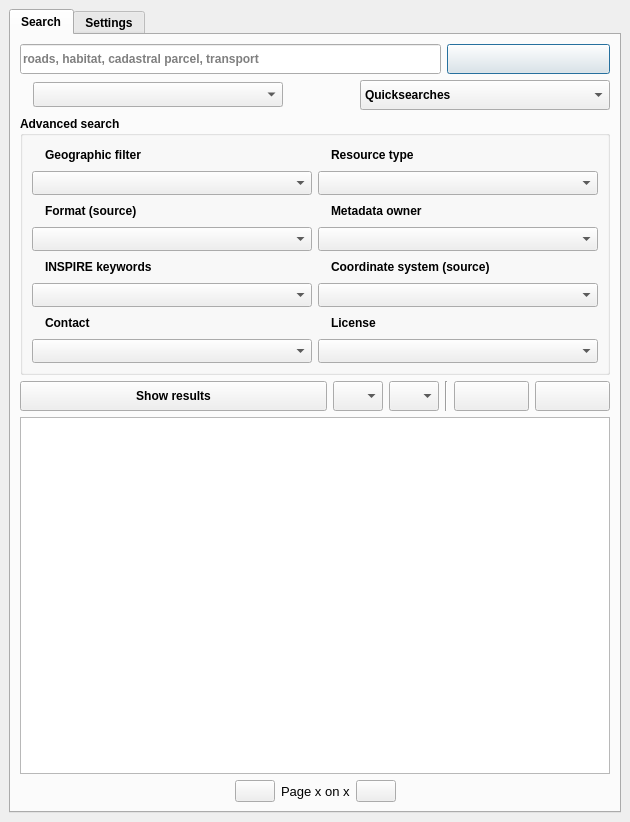
First picture: the form in ui/isogeo_dockwidget_base.ui, repository isogeo/isogeo-plugin-qgis, before the edit.
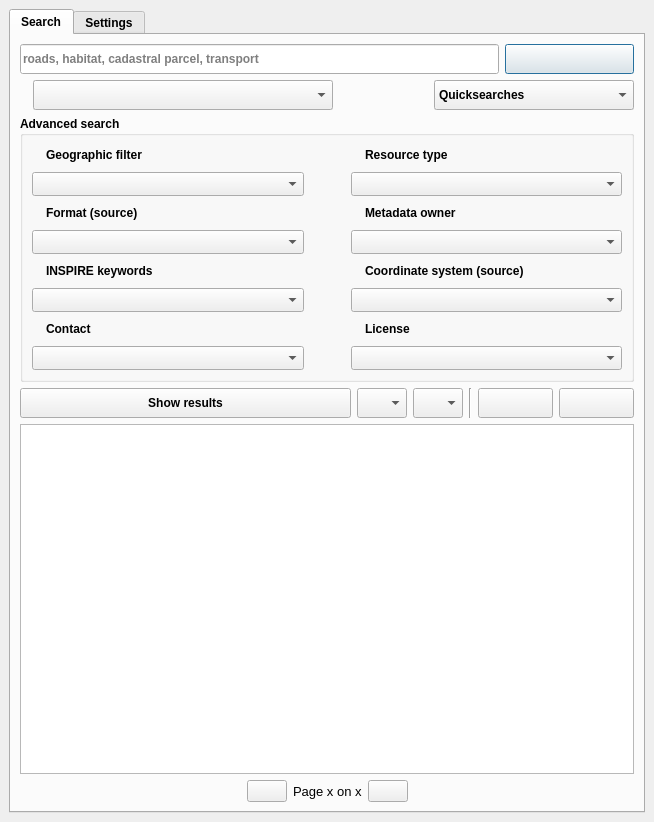
Second picture: the form after the edit. Icons and pictures are not drawn. Custom widgets are drawn as their Qt base class.

Commit message:
Tweak UI "Search" tab
- reorganize "Advanced Search" widgets
- increase keywords CheckableCombobox width
- decrease quicksearches Combobox width
- remove bolt icon from quicksearches Combobox' first item
- add bolt icon next to quicksearches Combobox

Patch:
```diff
--- a/ui/isogeo_dockwidget_base.ui
+++ b/ui/isogeo_dockwidget_base.ui
@@ -6,13 +6,13 @@
    <rect>
     <x>0</x>
     <y>0</y>
-    <width>630</width>
+    <width>654</width>
     <height>822</height>
    </rect>
   </property>
   <property name="minimumSize">
    <size>
-    <width>630</width>
+    <width>654</width>
     <height>759</height>
    </size>
   </property>
@@ -251,18 +251,43 @@
         </item>
         <item row="0" column="0">
          <layout class="QGridLayout" name="lyt_search">
-          <item row="1" column="3" colspan="3">
+          <item row="0" column="0" colspan="5">
+           <widget class="QLineEdit" name="txt_input">
+            <property name="minimumSize">
+             <size>
+              <width>200</width>
+              <height>30</height>
+             </size>
+            </property>
+            <property name="toolTip">
+             <string>Enter your search terms</string>
+            </property>
+            <property name="autoFillBackground">
+             <bool>true</bool>
+            </property>
+            <property name="inputMask">
+             <string/>
+            </property>
+            <property name="text">
+             <string/>
+            </property>
+            <property name="placeholderText">
+             <string>roads, habitat, cadastral parcel, transport</string>
+            </property>
+           </widget>
+          </item>
+          <item row="1" column="4" colspan="3">
            <widget class="QComboBox" name="cbb_quicksearch_use">
             <property name="minimumSize">
              <size>
-              <width>250</width>
+              <width>200</width>
               <height>30</height>
              </size>
             </property>
             <property name="maximumSize">
              <size>
-              <width>300</width>
-              <height>40</height>
+              <width>200</width>
+              <height>30</height>
              </size>
             </property>
             <property name="sizeIncrement">
@@ -297,7 +322,67 @@
             </item>
            </widget>
           </item>
-          <item row="0" column="4" colspan="2">
+          <item row="1" column="1">
+           <widget class="QgsCheckableComboBox" name="cbb_chck_kw">
+            <property name="minimumSize">
+             <size>
+              <width>300</width>
+              <height>30</height>
+             </size>
+            </property>
+            <property name="maximumSize">
+             <size>
+              <width>300</width>
+              <height>30</height>
+             </size>
+            </property>
+            <property name="autoFillBackground">
+             <bool>true</bool>
+            </property>
+            <property name="sizeAdjustPolicy">
+             <enum>QComboBox::AdjustToMinimumContentsLength</enum>
+            </property>
+            <property name="minimumContentsLength">
+             <number>20</number>
+            </property>
+            <property name="defaultText">
+             <string>---- Keywords ----</string>
+            </property>
+           </widget>
+          </item>
+          <item row="1" column="2">
+           <spacer name="horizontalSpacer_12">
+            <property name="orientation">
+             <enum>Qt::Horizontal</enum>
+            </property>
+            <property name="sizeHint" stdset="0">
+             <size>
+              <width>40</width>
+              <height>20</height>
+             </size>
+            </property>
+           </spacer>
+          </item>
+          <item row="1" column="0">
+           <widget class="QLabel" name="ico_kw">
+            <property name="maximumSize">
+             <size>
+              <width>18</width>
+              <height>18</height>
+             </size>
+            </property>
+            <property name="text">
+             <string/>
+            </property>
+            <property name="pixmap">
+             <pixmap resource="../resources.qrc">:/plugins/Isogeo/resources/tag.svg</pixmap>
+            </property>
+            <property name="scaledContents">
+             <bool>true</bool>
+            </property>
+           </widget>
+          </item>
+          <item row="0" column="5" colspan="2">
            <widget class="QPushButton" name="btn_search_go">
             <property name="minimumSize">
              <size>
@@ -338,33 +423,8 @@
             </property>
            </widget>
           </item>
-          <item row="0" column="0" colspan="4">
-           <widget class="QLineEdit" name="txt_input">
-            <property name="minimumSize">
-             <size>
-              <width>200</width>
-              <height>30</height>
-             </size>
-            </property>
-            <property name="toolTip">
-             <string>Enter your search terms</string>
-            </property>
-            <property name="autoFillBackground">
-             <bool>true</bool>
-            </property>
-            <property name="inputMask">
-             <string/>
-            </property>
-            <property name="text">
-             <string/>
-            </property>
-            <property name="placeholderText">
-             <string>roads, habitat, cadastral parcel, transport</string>
-            </property>
-           </widget>
-          </item>
-          <item row="1" column="0">
-           <widget class="QLabel" name="ico_kw">
+          <item row="1" column="3">
+           <widget class="QLabel" name="label">
             <property name="maximumSize">
              <size>
               <width>18</width>
@@ -382,41 +442,6 @@
             </property>
            </widget>
           </item>
-          <item row="1" column="1">
-           <widget class="QgsCheckableComboBox" name="cbb_chck_kw">
-            <property name="minimumSize">
-             <size>
-              <width>250</width>
-              <height>25</height>
-             </size>
-            </property>
-            <property name="maximumSize">
-             <size>
-              <width>250</width>
-              <height>25</height>
-             </size>
-            </property>
-            <property name="autoFillBackground">
-             <bool>true</bool>
-            </property>
-            <property name="defaultText">
-             <string>---- Keywords ----</string>
-            </property>
-           </widget>
-          </item>
-          <item row="1" column="2">
-           <spacer name="horizontalSpacer_12">
-            <property name="orientation">
-             <enum>Qt::Horizontal</enum>
-            </property>
-            <property name="sizeHint" stdset="0">
-             <size>
-              <width>40</width>
-              <height>20</height>
-             </size>
-            </property>
-           </spacer>
-          </item>
          </layout>
         </item>
         <item row="4" column="0">
@@ -563,11 +588,20 @@
            <item row="0" column="0">
             <layout class="QVBoxLayout" name="verticalLayout_13">
              <item>
-              <layout class="QHBoxLayout" name="lyt_horiz_filters">
+              <layout class="QHBoxLayout" name="lyt_horiz_filters" stretch="1,1,1">
+               <property name="spacing">
+                <number>7</number>
+               </property>
                <item>
                 <layout class="QVBoxLayout" name="lyt_vert_filters_left">
+                 <property name="sizeConstraint">
+                  <enum>QLayout::SetMaximumSize</enum>
+                 </property>
                  <item>
                   <layout class="QVBoxLayout" name="lyt_vert_filter_geo">
+                   <property name="sizeConstraint">
+                    <enum>QLayout::SetDefaultConstraint</enum>
+                   </property>
                    <item>
                     <layout class="QHBoxLayout" name="horizontalLayout">
                      <item>
@@ -619,6 +653,12 @@
                    </item>
                    <item>
                     <widget class="QComboBox" name="cbb_geofilter">
+                     <property name="sizePolicy">
+                      <sizepolicy hsizetype="Preferred" vsizetype="Fixed">
+                       <horstretch>0</horstretch>
+                       <verstretch>0</verstretch>
+                      </sizepolicy>
+                     </property>
                      <property name="minimumSize">
                       <size>
                        <width>250</width>
@@ -627,7 +667,7 @@
                      </property>
                      <property name="maximumSize">
                       <size>
-                       <width>360</width>
+                       <width>280</width>
                        <height>25</height>
                       </size>
                      </property>
@@ -643,6 +683,9 @@
                  </item>
                  <item>
                   <layout class="QVBoxLayout" name="lyt_vert_filter_format">
+                   <property name="sizeConstraint">
+                    <enum>QLayout::SetDefaultConstraint</enum>
+                   </property>
                    <item>
                     <layout class="QHBoxLayout" name="horizontalLayout_3">
                      <item>
@@ -716,7 +759,7 @@
                      </property>
                      <property name="maximumSize">
                       <size>
-                       <width>360</width>
+                       <width>280</width>
                        <height>25</height>
                       </size>
                      </property>
@@ -732,6 +775,9 @@
                  </item>
                  <item>
                   <layout class="QVBoxLayout" name="lyt_vert_filter_inspire">
+                   <property name="sizeConstraint">
+                    <enum>QLayout::SetDefaultConstraint</enum>
+                   </property>
                    <item>
                     <layout class="QHBoxLayout" name="horizontalLayout_4">
                      <item>
@@ -805,7 +851,7 @@
                      </property>
                      <property name="maximumSize">
                       <size>
-                       <width>360</width>
+                       <width>280</width>
                        <height>25</height>
                       </size>
                      </property>
@@ -821,6 +867,9 @@
                  </item>
                  <item>
                   <layout class="QVBoxLayout" name="lyt_vert_filter_contact">
+                   <property name="sizeConstraint">
+                    <enum>QLayout::SetDefaultConstraint</enum>
+                   </property>
                    <property name="bottomMargin">
                     <number>0</number>
                    </property>
@@ -881,6 +930,12 @@
                    </item>
                    <item>
                     <widget class="QComboBox" name="cbb_contact">
+                     <property name="sizePolicy">
+                      <sizepolicy hsizetype="Preferred" vsizetype="Fixed">
+                       <horstretch>0</horstretch>
+                       <verstretch>0</verstretch>
+                      </sizepolicy>
+                     </property>
                      <property name="minimumSize">
                       <size>
                        <width>250</width>
@@ -889,7 +944,7 @@
                      </property>
                      <property name="maximumSize">
                       <size>
-                       <width>360</width>
+                       <width>280</width>
                        <height>25</height>
                       </size>
                      </property>
@@ -905,10 +960,35 @@
                  </item>
                 </layout>
                </item>
+               <item>
+                <spacer name="horizontalSpacer_20">
+                 <property name="orientation">
+                  <enum>Qt::Horizontal</enum>
+                 </property>
+                 <property name="sizeType">
+                  <enum>QSizePolicy::Maximum</enum>
+                 </property>
+                 <property name="sizeHint" stdset="0">
+                  <size>
+                   <width>40</width>
+                   <height>20</height>
+                  </size>
+                 </property>
+                </spacer>
+               </item>
                <item>
                 <layout class="QVBoxLayout" name="lyt_vert_filters_right">
+                 <property name="spacing">
+                  <number>7</number>
+                 </property>
+                 <property name="sizeConstraint">
+                  <enum>QLayout::SetMaximumSize</enum>
+                 </property>
                  <item>
                   <layout class="QVBoxLayout" name="lyt_vert_filter_type">
+                   <property name="sizeConstraint">
+                    <enum>QLayout::SetDefaultConstraint</enum>
+                   </property>
                    <item>
                     <layout class="QHBoxLayout" name="horizontalLayout_2">
                      <item>
@@ -960,6 +1040,12 @@
                    </item>
                    <item>
                     <widget class="QComboBox" name="cbb_type">
+                     <property name="sizePolicy">
+                      <sizepolicy hsizetype="Preferred" vsizetype="Fixed">
+                       <horstretch>0</horstretch>
+                       <verstretch>0</verstretch>
+                      </sizepolicy>
+                     </property>
                      <property name="minimumSize">
                       <size>
                        <width>250</width>
@@ -968,7 +1054,7 @@
                      </property>
                      <property name="maximumSize">
                       <size>
-                       <width>360</width>
+                       <width>280</width>
                        <height>25</height>
                       </size>
                      </property>
@@ -984,6 +1070,9 @@
                  </item>
                  <item>
                   <layout class="QVBoxLayout" name="lyt_vert_filter_workgroup">
+                   <property name="sizeConstraint">
+                    <enum>QLayout::SetDefaultConstraint</enum>
+                   </property>
                    <item>
                     <layout class="QHBoxLayout" name="horizontalLayout_5">
                      <item>
@@ -1057,7 +1146,7 @@
                      </property>
                      <property name="maximumSize">
                       <size>
-                       <width>360</width>
+                       <width>280</width>
                        <height>25</height>
                       </size>
                      </property>
@@ -1073,6 +1162,9 @@
                  </item>
                  <item>
                   <layout class="QVBoxLayout" name="lyt_vert_filter_srs">
+                   <property name="sizeConstraint">
+                    <enum>QLayout::SetDefaultConstraint</enum>
+                   </property>
                    <item>
                     <layout class="QHBoxLayout" name="horizontalLayout_6">
                      <item>
@@ -1146,7 +1238,7 @@
                      </property>
                      <property name="maximumSize">
                       <size>
-                       <width>360</width>
+                       <width>280</width>
                        <height>25</height>
                       </size>
                      </property>
@@ -1162,6 +1254,9 @@
                  </item>
                  <item>
                   <layout class="QVBoxLayout" name="lyt_vert_filter_licence">
+                   <property name="sizeConstraint">
+                    <enum>QLayout::SetDefaultConstraint</enum>
+                   </property>
                    <item>
                     <layout class="QHBoxLayout" name="horizontalLayout_8">
                      <item>
@@ -1201,6 +1296,9 @@
                        <property name="orientation">
                         <enum>Qt::Horizontal</enum>
                        </property>
+                       <property name="sizeType">
+                        <enum>QSizePolicy::Expanding</enum>
+                       </property>
                        <property name="sizeHint" stdset="0">
                         <size>
                          <width>40</width>
@@ -1213,6 +1311,12 @@
                    </item>
                    <item>
                     <widget class="QComboBox" name="cbb_license">
+                     <property name="sizePolicy">
+                      <sizepolicy hsizetype="Preferred" vsizetype="Fixed">
+                       <horstretch>0</horstretch>
+                       <verstretch>0</verstretch>
+                      </sizepolicy>
+                     </property>
                      <property name="minimumSize">
                       <size>
                        <width>250</width>
@@ -1221,7 +1325,7 @@
                      </property>
                      <property name="maximumSize">
                       <size>
-                       <width>360</width>
+                       <width>280</width>
                        <height>25</height>
                       </size>
                      </property>
```
Left out of the diff: 6 changed lines with no effect on the pictures. The commit also changes 2 other files.
